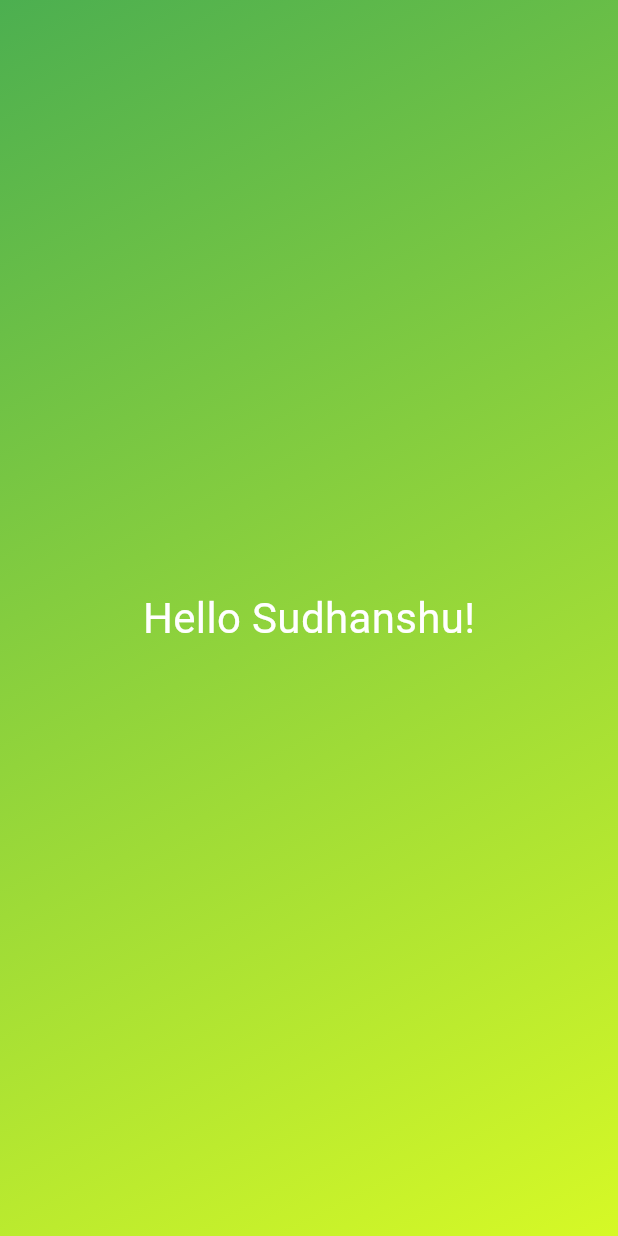
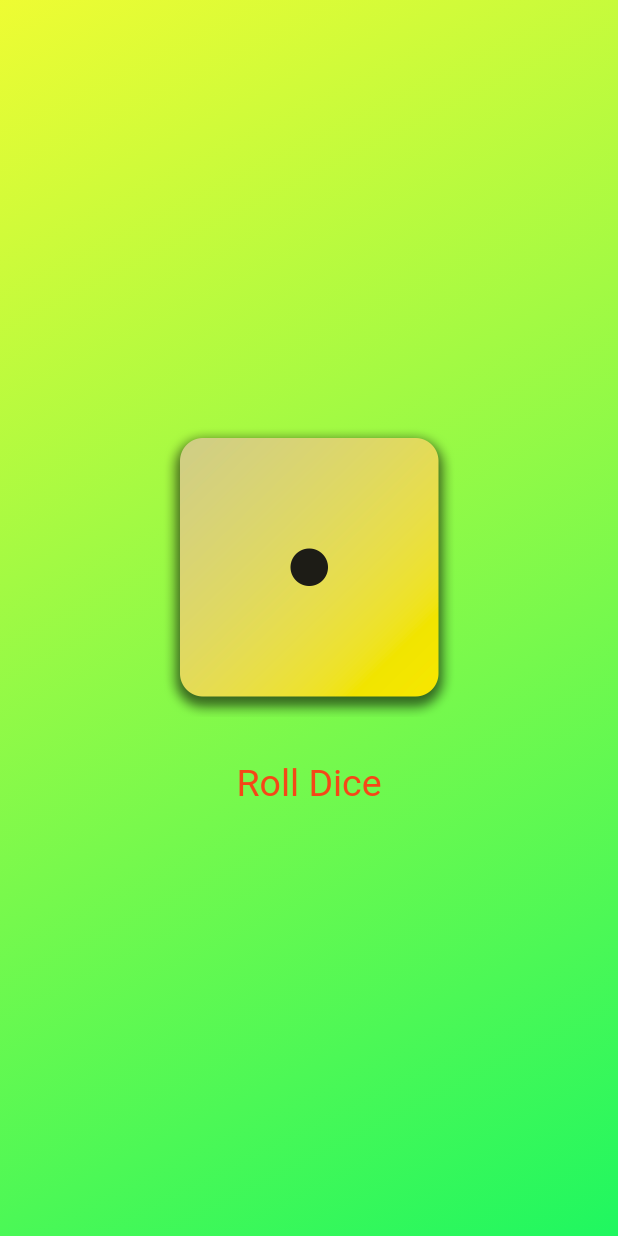
Before and after one commit to gitsudhanshur/flutterApp, a Flutter app: the screen it shows after launch, on a phone screen of 412 x 824 dp. Run offline on Flutter 3.47's test engine with Material 3 defaults, Android fonts, the phone set to English and light mode, and no system bars.

Commit message:
first commit

```diff
--- /dev/null
+++ b/lib/dice_roller.dart
@@ -0,0 +1,51 @@
+import 'dart:math';
+
+import 'package:flutter/material.dart';
+
+final randomizer = Random();
+
+class DiceRoller extends StatefulWidget {
+  const DiceRoller({super.key});
+
+  @override
+  State<DiceRoller> createState() {
+    return _DiceRollerState();
+  }
+}
+
+class _DiceRollerState extends State<DiceRoller> {
+  var currentDiceRoll = 1;
+
+  void rollDice() {
+    setState(() {
+      currentDiceRoll = randomizer.nextInt(6) + 1;
+    });
+  }
+
+  @override
+  Widget build(context) {
+    return Column(
+              mainAxisSize: MainAxisSize.min,
+              children: [
+                Image.asset(
+                  'assets/images/dice-$currentDiceRoll.png',
+                  width: 200,
+                ),
+                const SizedBox(height: 20),
+                TextButton(
+                  onPressed: rollDice,
+                  style: TextButton.styleFrom(
+                    // padding: const EdgeInsets.only(
+                    //   top: 20,
+                    // ),
+                    foregroundColor: Color.fromARGB(255, 245, 71, 23),
+                    textStyle: const TextStyle(
+                      fontSize: 25,
+                      ),
+                    ),
+                  child: const Text('Roll Dice'),
+                )
+              ],
+        );
+  }
+}
--- a/lib/gradient_container.dart
+++ b/lib/gradient_container.dart
@@ -1,12 +1,16 @@
 import 'package:flutter/material.dart';
 
-import 'package:first_app/styled_text.dart';
+import 'package:first_app/dice_roller.dart';
 
 const startAlignment = Alignment.topLeft;
 const endAlignment = Alignment.bottomRight;
 
 class GradientContainer extends StatelessWidget {
   const GradientContainer(this.color1, this.color2, {super.key});
+
+  const GradientContainer.purple({super.key})
+    : color1 = Colors.deepPurple,
+      color2 = Colors.indigo;
 
   final Color color1;
   final Color color2;
@@ -21,10 +25,10 @@ class GradientContainer extends StatelessWidget {
               end: endAlignment,
             ),
           ),
-          child: const Center(
-            child: StyledText('Hello Sudhanshu!'),
-        ),
-      );
+          child: Center(
+            child: DiceRoller(),
+      ),
+    );
   }
 }
 
--- a/lib/main.dart
+++ b/lib/main.dart
@@ -7,8 +7,8 @@ void main() {
     const MaterialApp(
       home: Scaffold(
         body: GradientContainer(
-          Colors.green,
-          Color.fromARGB(255, 214, 249, 38),
+          Color.fromARGB(239, 237, 252, 37),
+          Color.fromARGB(255, 31, 247, 96),
         ),
       ),
     ),
--- a/lib/styled_text.dart
+++ b/lib/styled_text.dart
@@ -10,7 +10,7 @@ class StyledText extends StatelessWidget {
     return Text(
       text,
       style: const TextStyle(
-        color: Colors.white,
+        color: Color.fromARGB(255, 255, 255, 255),
         fontSize: 28,
       ),
     );
```
Also changed, not shown: pubspec.yaml (+7 -3 lines), assets/images/dice-1.png (added), assets/images/dice-2.png (added), assets/images/dice-3.png (added), assets/images/dice-4.png (added), assets/images/dice-5.png (added), assets/images/dice-6.png (added).
